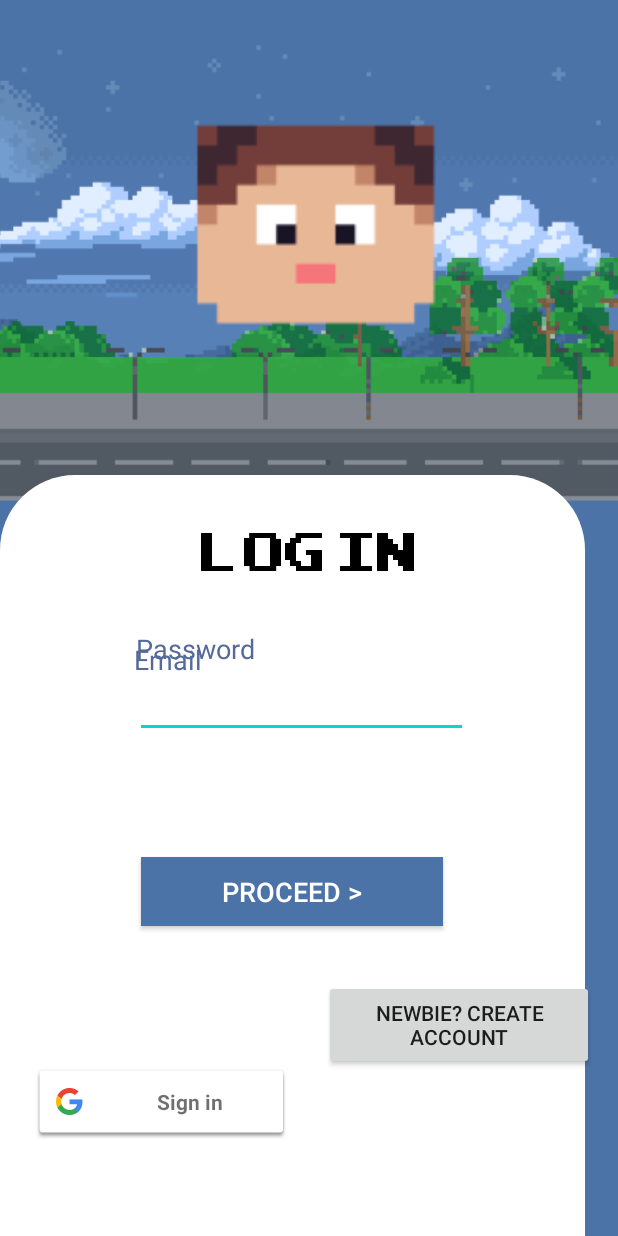
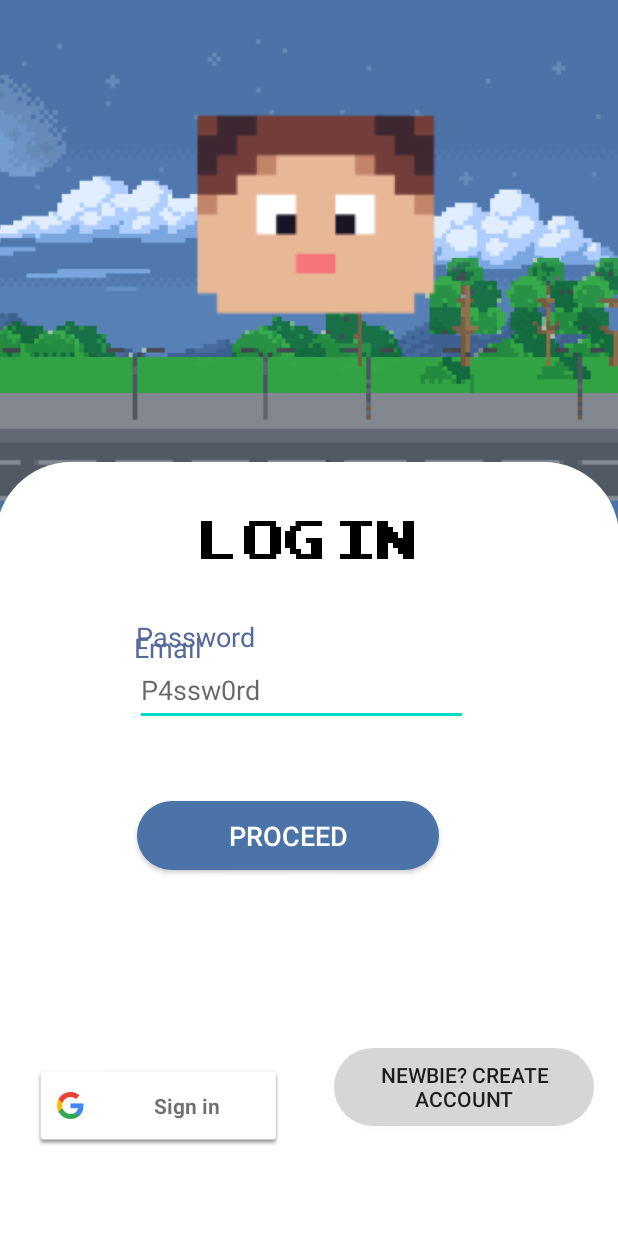
Before and after one commit to corico44/PES-RunnerWar-Frontend, an Android app: the screen it shows after launch (LoginActivity), on a phone screen of 412 x 824 dp. Run offline under Robolectric (Android 15) with nearby library versions, the phone set to English and light mode, and no system bars; our stand-ins replace Firebase (no records; nobody signed in at launch, a user with empty details on screens opened directly), Room's generated code, navigation-ui; libraries missing offline, so code that uses them is left out: io.getstream.chat; 2 statements that could not run were skipped.

Commit message:
master: diseño visual mejorado

```diff
--- /dev/null
+++ b/app/src/main/res/drawable/button_round_corners_blue.xml
@@ -0,0 +1,5 @@
+<?xml version="1.0" encoding="utf-8"?>
+<shape xmlns:android="http://schemas.android.com/apk/res/android">
+        <solid android:color="@color/colorButtonBlue"/>
+        <corners android:radius="100dp"/>
+</shape>
--- /dev/null
+++ b/app/src/main/res/drawable/button_round_corners_gray.xml
@@ -0,0 +1,5 @@
+<?xml version="1.0" encoding="utf-8"?>
+<shape xmlns:android="http://schemas.android.com/apk/res/android">
+        <solid android:color="@color/colorButtonGray"/>
+        <corners android:radius="100dp"/>
+</shape>
--- a/app/src/main/res/layout/login.xml
+++ b/app/src/main/res/layout/login.xml
@@ -1,143 +1,213 @@
 <?xml version="1.0" encoding="utf-8"?>
-<androidx.constraintlayout.widget.ConstraintLayout
-        xmlns:android="http://schemas.android.com/apk/res/android"
+<androidx.constraintlayout.widget.ConstraintLayout xmlns:android="http://schemas.android.com/apk/res/android"
+    xmlns:app="http://schemas.android.com/apk/res-auto"
     xmlns:tools="http://schemas.android.com/tools"
-        xmlns:app="http://schemas.android.com/apk/res-auto"
+    android:id="@+id/idioma"
     android:layout_width="match_parent"
     android:layout_height="match_parent"
-        tools:context=".ui.login.LoginActivity" android:importantForAccessibility="no"
-        android:background="#4C73A7">
+    android:background="#4C73A7"
+    android:importantForAccessibility="no"
+    tools:context=".ui.login.LoginActivity">
 
     <ImageView
+        android:id="@+id/cielo"
         android:layout_width="416dp"
-            android:layout_height="275dp" app:srcCompat="@drawable/sky" android:id="@+id/cielo"
+        android:layout_height="275dp"
+        android:contentDescription="@string/app_name"
+        app:layout_constraintBottom_toTopOf="@+id/rectanguloBlanco"
+        app:layout_constraintEnd_toEndOf="parent"
+        app:layout_constraintHorizontal_bias="1.0"
         app:layout_constraintStart_toStartOf="parent"
-            app:layout_constraintEnd_toEndOf="parent" app:layout_constraintTop_toTopOf="parent"
-            android:contentDescription="@string/app_name"
-            app:layout_constraintHorizontal_bias="1.0" app:layout_constraintBottom_toTopOf="@+id/rectanguloBlanco"/>
+        app:layout_constraintTop_toTopOf="parent"
+        app:srcCompat="@drawable/sky" />
+
     <ImageView
+        android:id="@+id/bosque"
         android:layout_width="wrap_content"
-            android:layout_height="wrap_content" app:srcCompat="@drawable/bosque_upd" android:id="@+id/bosque"
-            app:layout_constraintTop_toTopOf="parent" app:layout_constraintEnd_toEndOf="parent"
-            app:layout_constraintStart_toStartOf="parent" android:layout_marginTop="36dp"
-            app:layout_constraintHorizontal_bias="0.0"/>
+        android:layout_height="wrap_content"
+        android:layout_marginTop="36dp"
+        app:layout_constraintEnd_toEndOf="parent"
+        app:layout_constraintHorizontal_bias="0.0"
+        app:layout_constraintStart_toStartOf="parent"
+        app:layout_constraintTop_toTopOf="parent"
+        app:srcCompat="@drawable/bosque_upd" />
+
     <View
         android:id="@+id/rectanguloBlanco"
-            android:layout_width="390dp"
-            android:layout_height="507dp"
+        android:layout_width="415dp"
+        android:layout_height="516dp"
         android:background="@drawable/bg_white"
+        app:layout_constraintBottom_toBottomOf="parent"
         app:layout_constraintEnd_toEndOf="parent"
+        app:layout_constraintHorizontal_bias="1.0"
+        app:layout_constraintStart_toStartOf="parent" />
+
+    <ImageView
+        android:id="@+id/imageView6"
+        android:layout_width="431dp"
+        android:layout_height="398dp"
+        android:layout_marginStart="25dp"
+        android:layout_marginLeft="25dp"
+        android:layout_marginTop="19dp"
+        app:layout_constraintBottom_toTopOf="@+id/rectanguloBlanco"
+        app:layout_constraintEnd_toEndOf="parent"
+        app:layout_constraintHorizontal_bias="0.396"
         app:layout_constraintStart_toStartOf="parent"
-            app:layout_constraintBottom_toBottomOf="parent"
-            app:layout_constraintHorizontal_bias="0.0"/>
-    <ImageView
-            android:layout_width="431dp"
-            android:layout_height="398dp" app:srcCompat="@drawable/tio" android:id="@+id/imageView6"
         app:layout_constraintTop_toTopOf="@+id/cielo"
-            app:layout_constraintEnd_toEndOf="parent"
-            app:layout_constraintBottom_toTopOf="@+id/rectanguloBlanco" app:layout_constraintStart_toStartOf="parent"
-            android:layout_marginLeft="25dp" android:layout_marginStart="25dp" android:layout_marginTop="19dp"
-            app:layout_constraintVertical_bias="0.541" app:layout_constraintHorizontal_bias="0.396"/>
+        app:layout_constraintVertical_bias="0.541"
+        app:srcCompat="@drawable/tio" />
+
     <com.google.android.material.textfield.TextInputLayout
+        android:id="@+id/textInputLayout"
         android:layout_width="186dp"
         android:layout_height="wrap_content"
+        android:layout_marginStart="22dp"
+        android:layout_marginLeft="22dp"
+        android:layout_marginTop="8dp"
         app:layout_constraintStart_toStartOf="parent"
-            android:layout_marginLeft="22dp" android:layout_marginStart="22dp" android:layout_marginTop="8dp"
-            app:layout_constraintTop_toBottomOf="@+id/editTextTextPersonName" android:id="@+id/textInputLayout">
+        app:layout_constraintTop_toBottomOf="@+id/editTextTextPersonName">
 
     </com.google.android.material.textfield.TextInputLayout>
+
     <EditText
+        android:id="@+id/password_signup"
         android:layout_width="222dp"
         android:layout_height="47dp"
+        android:layout_marginTop="40dp"
+        android:layout_marginBottom="272dp"
+        android:ems="10"
+        android:hint="P4ssw0rd"
         android:inputType="textPassword"
-            android:ems="10"
-            android:id="@+id/password_signup"
+        app:layout_constraintBottom_toBottomOf="parent"
+        app:layout_constraintEnd_toEndOf="parent"
+        app:layout_constraintHorizontal_bias="0.473"
+        app:layout_constraintStart_toStartOf="parent"
         app:layout_constraintTop_toBottomOf="@+id/cuenta_email"
-            app:layout_constraintStart_toStartOf="parent" app:layout_constraintEnd_toEndOf="parent"
-            app:layout_constraintHorizontal_bias="0.473" android:layout_marginTop="40dp"
-            app:layout_constraintBottom_toBottomOf="parent" android:layout_marginBottom="272dp"
-            app:layout_constraintVertical_bias="0.0"/>
+        app:layout_constraintVertical_bias="0.0" />
+
     <EditText
+        android:id="@+id/cuenta_email"
         android:layout_width="223dp"
         android:layout_height="49dp"
+        android:layout_marginTop="60dp"
         android:ems="10"
-            android:id="@+id/cuenta_email"
-            app:layout_constraintStart_toStartOf="parent" app:layout_constraintEnd_toEndOf="parent"
-            android:hint="Johnsondoe@nomail.com"
+        android:hint="johnsondoe@gmail.com"
         android:inputType="textEmailAddress"
+        app:layout_constraintBottom_toBottomOf="@+id/bosque"
+        app:layout_constraintEnd_toEndOf="parent"
         app:layout_constraintHorizontal_bias="0.476"
+        app:layout_constraintStart_toStartOf="parent"
         app:layout_constraintTop_toBottomOf="@+id/editTextTextPersonName"
-            app:layout_constraintBottom_toBottomOf="@+id/bosque" app:layout_constraintVertical_bias="0.0"
-            android:layout_marginTop="60dp"/>
+        app:layout_constraintVertical_bias="0.0" />
+
     <TextView
+        android:id="@+id/editTextTextPersonName"
         android:layout_width="wrap_content"
         android:layout_height="wrap_content"
+        android:layout_marginTop="10dp"
+        android:layout_marginBottom="100dp"
+        android:ems="10"
+        android:fontFamily="@font/font_arcade_classic"
+        android:gravity="center"
         android:inputType="textPersonName"
         android:text="LOG IN"
-            android:fontFamily="@font/font_arcade_classic"
-            android:ems="10"
-            android:id="@+id/editTextTextPersonName"
-            app:layout_constraintStart_toStartOf="parent" app:layout_constraintEnd_toEndOf="parent"
-            android:textSize="50sp" android:textColor="@android:color/black" android:gravity="center"
+        android:textColor="@android:color/black"
+        android:textSize="50sp"
+        app:layout_constraintBottom_toBottomOf="parent"
+        app:layout_constraintEnd_toEndOf="parent"
         app:layout_constraintHorizontal_bias="0.0"
+        app:layout_constraintStart_toStartOf="parent"
         app:layout_constraintTop_toTopOf="@+id/rectanguloBlanco"
-            app:layout_constraintBottom_toBottomOf="parent" app:layout_constraintVertical_bias="0.048"
-            android:layout_marginBottom="100dp" android:layout_marginTop="10dp"/>
+        app:layout_constraintVertical_bias="0.048" />
+
     <Button
-            android:text="Proceed >"
-            android:background="#4C73A7"
+        android:id="@+id/signup_button"
         android:layout_width="201dp"
-            android:layout_height="46dp" android:id="@+id/signup_button"
+        android:layout_height="46dp"
+        android:layout_marginTop="50dp"
+        android:layout_marginBottom="60dp"
+        android:background="@drawable/button_round_corners_blue"
+        android:radius="50dp"
+        android:text="Proceed"
+        android:textColor="@color/cardview_light_background"
+        android:textSize="18sp"
+        android:visibility="visible"
+        app:layout_constraintBottom_toBottomOf="@+id/rectanguloBlanco"
+        app:layout_constraintEnd_toEndOf="parent"
+        app:layout_constraintHorizontal_bias="0.433"
         app:layout_constraintStart_toStartOf="parent"
-            android:radius="50dp"
-            app:layout_constraintEnd_toEndOf="parent" app:layout_constraintBottom_toBottomOf="@+id/rectanguloBlanco"
-            android:textColor="@color/cardview_light_background" android:textSize="18sp"
-            app:layout_constraintTop_toBottomOf="@+id/password_signup" app:layout_constraintVertical_bias="0.166"
-            app:layout_constraintHorizontal_bias="0.447"
-            android:layout_marginTop="50dp" android:visibility="visible" android:layout_marginBottom="60dp"/>
+        app:layout_constraintTop_toBottomOf="@+id/password_signup"
+        app:layout_constraintVertical_bias="0.0" />
+
     <TextView
+        android:id="@+id/textView10"
+        android:layout_width="wrap_content"
+        android:layout_height="wrap_content"
+        android:layout_marginTop="15dp"
+        android:layout_marginEnd="150dp"
         android:text="Password"
-            android:layout_width="wrap_content"
-            android:layout_height="wrap_content" android:id="@+id/textView10"
+        android:textColor="#55699A"
         android:textSize="18sp"
-            android:textColor="#55699A" app:layout_constraintEnd_toEndOf="parent"
+        app:layout_constraintBottom_toBottomOf="parent"
+        app:layout_constraintEnd_toEndOf="parent"
+        app:layout_constraintHorizontal_bias="0.496"
         app:layout_constraintStart_toStartOf="parent"
         app:layout_constraintTop_toBottomOf="@+id/cuenta_email"
-            android:layout_marginEnd="150dp" app:layout_constraintHorizontal_bias="0.496"
-            app:layout_constraintVertical_bias="0.0" android:layout_marginTop="15dp"
-            app:layout_constraintBottom_toBottomOf="parent"/>
+        app:layout_constraintVertical_bias="0.0" />
+
     <TextView
+        android:id="@+id/textView9"
+        android:layout_width="wrap_content"
+        android:layout_height="wrap_content"
+        android:layout_marginTop="25dp"
+        android:layout_marginEnd="170dp"
         android:text="Email"
-            android:layout_width="wrap_content"
-            android:layout_height="wrap_content" android:id="@+id/textView9"
+        android:textColor="#55699A"
         android:textSize="18sp"
-            android:textColor="#55699A" app:layout_constraintEnd_toEndOf="parent"
+        app:layout_constraintEnd_toEndOf="parent"
+        app:layout_constraintHorizontal_bias="0.455"
         app:layout_constraintStart_toStartOf="parent"
-            android:layout_marginEnd="170dp" app:layout_constraintHorizontal_bias="0.455"
-            app:layout_constraintTop_toTopOf="@+id/textInputLayout" android:layout_marginTop="25dp"/>
+        app:layout_constraintTop_toTopOf="@+id/textInputLayout" />
+
     <Button
+        android:id="@+id/CreateAccButto"
+        android:layout_width="173dp"
+        android:layout_height="52dp"
+        android:background="@drawable/button_round_corners_gray"
+        android:radius="50dp"
         android:text="Newbie? CREATE ACCOUNT"
-            android:layout_width="180dp"
-            android:layout_height="60dp" android:id="@+id/CreateAccButto"
+        app:layout_constraintBottom_toBottomOf="parent"
+        app:layout_constraintEnd_toEndOf="parent"
+        app:layout_constraintHorizontal_bias="0.932"
+        app:layout_constraintStart_toStartOf="parent"
         app:layout_constraintTop_toBottomOf="@+id/signup_button"
-            app:layout_constraintBottom_toBottomOf="parent" app:layout_constraintVertical_bias="0.244"
-            app:layout_constraintEnd_toEndOf="parent" app:layout_constraintStart_toStartOf="parent"
-            app:layout_constraintHorizontal_bias="0.93"/>
+        app:layout_constraintVertical_bias="0.617" />
+
     <TextView
+        android:id="@+id/error"
         android:layout_width="232dp"
-            android:layout_height="29dp" android:id="@+id/error"
+        android:layout_height="29dp"
+        android:layout_marginStart="80dp"
+        android:layout_marginTop="30dp"
+        android:textColor="#F44336"
         app:layout_constraintBottom_toTopOf="@+id/textView9"
+        app:layout_constraintStart_toStartOf="parent"
         app:layout_constraintTop_toBottomOf="@+id/editTextTextPersonName"
-            app:layout_constraintStart_toStartOf="parent" android:layout_marginStart="80dp"
-            android:textColor="#F44336"
-            app:layout_constraintVertical_bias="0.937" android:layout_marginTop="30dp"/>
+        app:layout_constraintVertical_bias="0.937" />
 
     <com.google.android.gms.common.SignInButton
         android:id="@+id/sign_in_button"
-            android:layout_width="171dp"
-            android:layout_height="50dp" tools:ignore="MissingConstraints"
-            app:layout_constraintBottom_toBottomOf="parent" app:layout_constraintEnd_toEndOf="parent"
-            app:layout_constraintStart_toStartOf="parent" app:layout_constraintHorizontal_bias="0.091"
-            android:layout_marginBottom="16dp" app:layout_constraintTop_toTopOf="@+id/rectanguloBlanco"
-            app:layout_constraintVertical_bias="0.889"/>
+        android:layout_width="166dp"
+        android:layout_height="54dp"
+        android:layout_marginBottom="16dp"
+        android:radius="50dp"
+        app:layout_constraintBottom_toBottomOf="parent"
+        app:layout_constraintEnd_toEndOf="parent"
+        app:layout_constraintHorizontal_bias="0.091"
+        app:layout_constraintStart_toStartOf="parent"
+        app:layout_constraintTop_toBottomOf="@+id/signup_button"
+        app:layout_constraintVertical_bias="0.746"
+
+        />
+
 </androidx.constraintlayout.widget.ConstraintLayout>
--- a/app/src/main/res/layout/registro.xml
+++ b/app/src/main/res/layout/registro.xml
@@ -40,13 +40,17 @@
             app:layout_constraintBottom_toTopOf="@+id/rectanguloBlanco" app:layout_constraintStart_toStartOf="parent"
             android:layout_marginLeft="25dp" android:layout_marginStart="25dp" android:layout_marginTop="19dp"
             app:layout_constraintVertical_bias="0.541" app:layout_constraintHorizontal_bias="0.396"/>
+
     <CheckBox
+        android:id="@+id/reg_checkbox"
+        android:layout_width="wrap_content"
+        android:layout_height="wrap_content"
         android:text="Yes, I agree witth the terms and services"
-            android:layout_width="wrap_content"
-            android:layout_height="wrap_content" android:id="@+id/reg_checkbox"
-            app:layout_constraintEnd_toEndOf="parent" app:layout_constraintStart_toStartOf="parent"
-            android:layout_marginTop="12dp"
-            app:layout_constraintTop_toBottomOf="@+id/reg_password" app:layout_constraintHorizontal_bias="0.495"/>
+        app:layout_constraintEnd_toEndOf="parent"
+        app:layout_constraintHorizontal_bias="0.495"
+        app:layout_constraintStart_toStartOf="parent"
+        app:layout_constraintTop_toBottomOf="@+id/reg_password" />
+
     <com.google.android.material.textfield.TextInputLayout
             android:layout_width="186dp"
             android:layout_height="wrap_content"
@@ -55,25 +59,32 @@
             app:layout_constraintTop_toBottomOf="@+id/editTextTextPersonName" android:id="@+id/textInputLayout">
 
     </com.google.android.material.textfield.TextInputLayout>
+
     <EditText
+        android:id="@+id/reg_password"
         android:layout_width="222dp"
         android:layout_height="47dp"
+        android:layout_marginTop="32dp"
+        android:ems="10"
+        android:hint="P4ssw0rd"
         android:inputType="textPassword"
-            android:ems="10"
-            android:id="@+id/reg_password"
-            app:layout_constraintTop_toBottomOf="@+id/reg_email"
-            app:layout_constraintStart_toStartOf="parent" app:layout_constraintEnd_toEndOf="parent"
-            app:layout_constraintHorizontal_bias="0.479" android:layout_marginTop="32dp"/>
+        app:layout_constraintEnd_toEndOf="parent"
+        app:layout_constraintHorizontal_bias="0.479"
+        app:layout_constraintStart_toStartOf="parent"
+        app:layout_constraintTop_toBottomOf="@+id/reg_email" />
+
     <EditText
+        android:id="@+id/reg_email"
         android:layout_width="223dp"
         android:layout_height="49dp"
+        android:layout_marginTop="32dp"
         android:ems="10"
-            android:id="@+id/reg_email"
-            app:layout_constraintStart_toStartOf="parent" app:layout_constraintEnd_toEndOf="parent"
-            android:hint="Johnsondoe@nomail.com"
-            app:layout_constraintTop_toBottomOf="@+id/reg_userName"
+        android:hint="johnsondoe@gmail.com"
         android:inputType="textEmailAddress"
-            android:layout_marginTop="32dp" app:layout_constraintHorizontal_bias="0.482"/>
+        app:layout_constraintEnd_toEndOf="parent"
+        app:layout_constraintHorizontal_bias="0.482"
+        app:layout_constraintStart_toStartOf="parent"
+        app:layout_constraintTop_toBottomOf="@+id/reg_userName" />
     <EditText
             android:layout_width="225dp"
             android:layout_height="47dp"
@@ -98,17 +109,22 @@
             app:layout_constraintTop_toTopOf="@+id/rectanguloBlanco"
             app:layout_constraintBottom_toBottomOf="parent" app:layout_constraintVertical_bias="0.0"
             android:layout_marginBottom="100dp" android:layout_marginTop="10dp"/>
+
     <Button
-            android:text="Proceed >"
-            android:background="#4C73A7"
+        android:id="@+id/signup_button"
         android:layout_width="201dp"
-            android:layout_height="46dp" android:id="@+id/signup_button"
+        android:layout_height="46dp"
+        android:background="@drawable/button_round_corners_blue"
+        android:radius="50dp"
+        android:text="Proceed"
+        android:textColor="@color/cardview_light_background"
+        android:textSize="18sp"
+        app:layout_constraintBottom_toBottomOf="@+id/rectanguloBlanco"
+        app:layout_constraintEnd_toEndOf="parent"
         app:layout_constraintStart_toStartOf="parent"
-            android:radius="50dp"
-            app:layout_constraintEnd_toEndOf="parent" app:layout_constraintBottom_toBottomOf="@+id/rectanguloBlanco"
         app:layout_constraintTop_toBottomOf="@+id/reg_checkbox"
-            android:textColor="@color/cardview_light_background" android:textSize="18sp"
-            app:layout_constraintVertical_bias="0.171"/>
+        app:layout_constraintVertical_bias="0.184" />
+
     <TextView
             android:text="Password"
             android:layout_width="wrap_content"
@@ -143,14 +159,20 @@
             android:layout_marginRight="170dp"
             android:layout_marginEnd="170dp" app:layout_constraintHorizontal_bias="0.46"
     />
+
     <Button
+        android:id="@+id/ex_us_login"
+        android:layout_width="187dp"
+        android:layout_height="47dp"
+        android:background="@drawable/button_round_corners_gray"
         android:text="Existing user? LOG IN"
-            android:layout_width="187dp"
-            android:layout_height="47dp" android:id="@+id/ex_us_login"
+        app:layout_constraintBottom_toBottomOf="@+id/rectanguloBlanco"
+        app:layout_constraintEnd_toEndOf="parent"
+        app:layout_constraintHorizontal_bias="0.928"
+        app:layout_constraintStart_toStartOf="parent"
         app:layout_constraintTop_toBottomOf="@+id/signup_button"
-            app:layout_constraintBottom_toBottomOf="@+id/rectanguloBlanco" app:layout_constraintStart_toStartOf="parent"
-            app:layout_constraintEnd_toEndOf="parent" app:layout_constraintHorizontal_bias="0.928"
-            app:layout_constraintVertical_bias="0.157"/>
+        app:layout_constraintVertical_bias="0.392" />
+
     <TextView
             android:layout_width="262dp"
             android:layout_height="33dp" android:id="@+id/error"
@@ -161,12 +183,16 @@
 
     <com.google.android.gms.common.SignInButton
         android:id="@+id/sign_in_button"
-            android:layout_width="171dp"
-            android:layout_height="50dp" tools:ignore="MissingConstraints"
-            app:layout_constraintBottom_toBottomOf="parent" app:layout_constraintEnd_toEndOf="parent"
-            app:layout_constraintStart_toStartOf="parent" app:layout_constraintHorizontal_bias="0.087"
-            android:layout_marginBottom="16dp" app:layout_constraintTop_toTopOf="@+id/rectanguloBlanco"
-            app:layout_constraintVertical_bias="1.0"/>
+        android:layout_width="172dp"
+        android:layout_height="53dp"
+        android:layout_marginBottom="16dp"
+        app:layout_constraintBottom_toBottomOf="parent"
+        app:layout_constraintEnd_toEndOf="parent"
+        app:layout_constraintHorizontal_bias="0.066"
+        app:layout_constraintStart_toStartOf="parent"
+        app:layout_constraintTop_toBottomOf="@+id/signup_button"
+        app:layout_constraintVertical_bias="0.739"
+        tools:ignore="MissingConstraints" />
 
 
 </androidx.constraintlayout.widget.ConstraintLayout>
--- a/app/src/main/res/values/colors.xml
+++ b/app/src/main/res/values/colors.xml
@@ -3,6 +3,9 @@
     <color name="colorPrimary">#ffffff</color>
     <color name="colorPrimaryDark">#3700B3</color>
     <color name="colorAccent">#03DAC5</color>
+    <color name="colorButtonBlue">#4C73A7</color>
+    <color name="colorButtonGray">#D7D6D6</color>
+    <color name="colorButtonWhite">@color/white</color>
 
     <color name="purple_200">#FFBB86FC</color>
     <color name="purple_500">#FF6200EE</color>
```
Also changed, not shown: 1 other file. Lines whose indentation alone changed are shown as unchanged.
